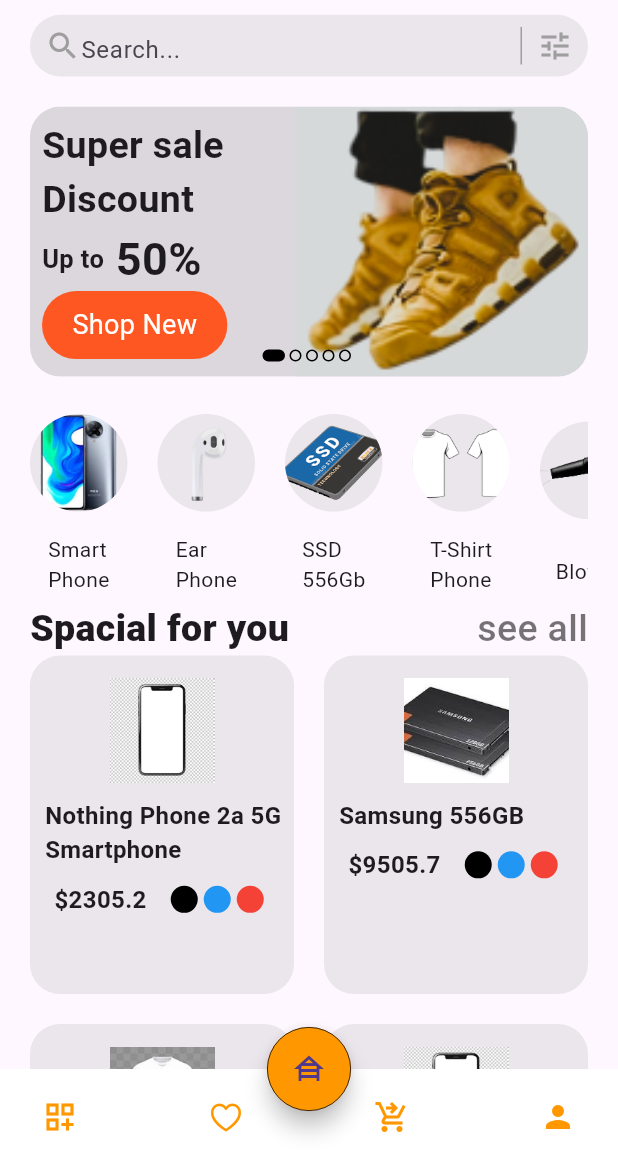
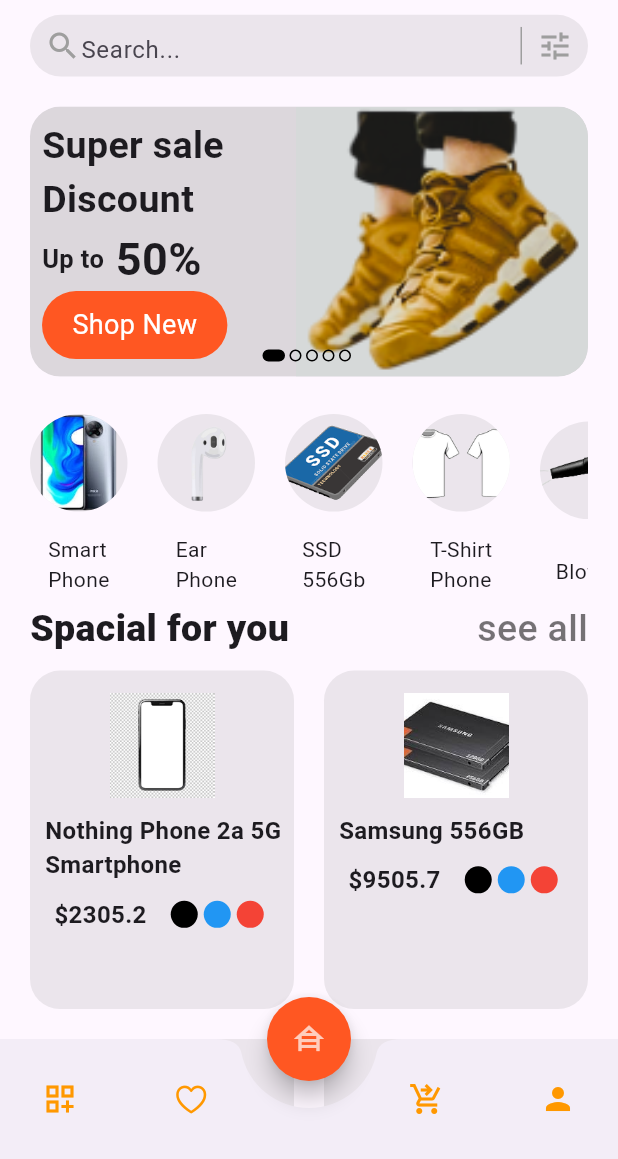
Before and after one commit to Chandera-Raghav/e_commerce_app, a Flutter app: the screen it shows after launch, swiped to page 3, on a phone screen of 412 x 824 dp, the part 77-1236 px from its top. Run offline on Flutter 3.47's test engine with Material 3 defaults, Android fonts, the phone set to English and light mode, and no system bars.

Commit message:
curve background error sole in all page safeAria remove after clean transparent curve bg.

```diff
--- a/lib/ui/category_model/category_model.dart
+++ b/lib/ui/category_model/category_model.dart
@@ -88,4 +88,64 @@ final List<ProductModel> products = [
       category: "iPhone",
       rate: 4.9,
       quantity: 1),
+  ProductModel(
+      title: "Buy iPhone 16 Pro",
+      description: "Monthly pricing is after purchase using EMI with qualifying cards at 15.99% p.a. over a 12‑month tenure. Monthly pricing is rounded to the nearest rupee. Exact pricing will be provided by your card issuer, subject to your card issuer’s terms and conditions.",
+      image: "assets/images/sub_cat_images/smart_phone2.png",
+      review: "(180 Reviews)",
+      seller: "Jotian okyanl",
+      price: 53005.20,
+      colors: [
+        Colors.black,
+        Colors.blue,
+        Colors.red
+      ],
+      category: "iPhone",
+      rate: 4.9,
+      quantity: 1),
+  ProductModel(
+      title: "Buy iPhone 16 Pro",
+      description: "Monthly pricing is after purchase using EMI with qualifying cards at 15.99% p.a. over a 12‑month tenure. Monthly pricing is rounded to the nearest rupee. Exact pricing will be provided by your card issuer, subject to your card issuer’s terms and conditions.",
+      image: "assets/images/sub_cat_images/smart_phone2.png",
+      review: "(180 Reviews)",
+      seller: "Jotian okyanl",
+      price: 53005.20,
+      colors: [
+        Colors.black,
+        Colors.blue,
+        Colors.red
+      ],
+      category: "iPhone",
+      rate: 4.9,
+      quantity: 1),
+  ProductModel(
+      title: "Buy iPhone 16 Pro",
+      description: "Monthly pricing is after purchase using EMI with qualifying cards at 15.99% p.a. over a 12‑month tenure. Monthly pricing is rounded to the nearest rupee. Exact pricing will be provided by your card issuer, subject to your card issuer’s terms and conditions.",
+      image: "assets/images/sub_cat_images/smart_phone2.png",
+      review: "(180 Reviews)",
+      seller: "Jotian okyanl",
+      price: 53005.20,
+      colors: [
+        Colors.black,
+        Colors.blue,
+        Colors.red
+      ],
+      category: "iPhone",
+      rate: 4.9,
+      quantity: 1),
+  ProductModel(
+      title: "Buy iPhone 16 Pro",
+      description: "Monthly pricing is after purchase using EMI with qualifying cards at 15.99% p.a. over a 12‑month tenure. Monthly pricing is rounded to the nearest rupee. Exact pricing will be provided by your card issuer, subject to your card issuer’s terms and conditions.",
+      image: "assets/images/sub_cat_images/smart_phone2.png",
+      review: "(180 Reviews)",
+      seller: "Jotian okyanl",
+      price: 53005.20,
+      colors: [
+        Colors.black,
+        Colors.blue,
+        Colors.red
+      ],
+      category: "iPhone",
+      rate: 4.9,
+      quantity: 1),
   ];
--- a/lib/ui/home_page.dart
+++ b/lib/ui/home_page.dart
@@ -1,3 +1,4 @@
+import 'package:e_commerce_app/ui/product_details_screen/my_product.dart';
 import 'package:e_commerce_app/ui/ui_widget/cart_widget.dart';
 import 'package:e_commerce_app/ui/ui_widget/dashboard_widget.dart';
 import 'package:e_commerce_app/ui/ui_widget/home_widget.dart';
@@ -6,14 +7,14 @@ import 'package:e_commerce_app/ui/ui_widget/profile_widget.dart';
 import 'package:flutter/cupertino.dart';
 import 'package:flutter/material.dart';
 
-class HomePage extends StatefulWidget{
+class HomePage extends StatefulWidget {
   const HomePage({super.key});
 
   @override
   State<StatefulWidget> createState() => _HomePageState();
 }
 
-class _HomePageState extends State<HomePage>{
+class _HomePageState extends State<HomePage> {
   List screens = [
     const DashboardWidgetPage(),
     const LikeWidgetPage(),
@@ -23,67 +24,72 @@ class _HomePageState extends State<HomePage>{
   ];
   int pageIndex = 0;
   PageController controller = PageController();
-  void nextPage(index){
-    setState((){
+  void nextPage(index) {
+    setState(() {
       pageIndex = index;
       controller.jumpToPage(index);
     });
   }
+
   @override
   Widget build(BuildContext context) {
-    return SafeArea(
-      bottom: true,
-      child: Scaffold(
-        backgroundColor: Colors.transparent,
-        bottomNavigationBar: BottomAppBar(
-          elevation: 1,
-          height: 60,
-          color: Colors.white,
+    return Scaffold(
+      extendBody: true,
 
-          clipBehavior: Clip.antiAliasWithSaveLayer,
-          notchMargin: 10,
-          shape: const CircularNotchedRectangle(),
-          child:  Container(
-            margin: EdgeInsets.zero,
-            decoration: const BoxDecoration(
-              color: Colors.transparent,
-              borderRadius: BorderRadius.only(topLeft: Radius.circular(30), topRight: Radius.circular(30)),
+      body: PageView.builder(
+          controller: controller,
+          itemCount: screens.length,
+          itemBuilder: (contest, index) {
+            return screens[index];
+          }),
+      bottomNavigationBar: BottomAppBar(
+        notchMargin: 18,
+        shape: const CircularNotchedRectangle(),
+        child: Row(
+          mainAxisAlignment: MainAxisAlignment.spaceBetween,
+          children: [
+            IconButton(
+                onPressed: () {
+                },
+                icon: const Icon(
+                  Icons.dashboard_customize_outlined,
+                  color: Colors.orange,
+                )),
+            IconButton(
+                onPressed: () {
+                },
+                icon: const Icon(
+                  CupertinoIcons.heart,
+                  color: Colors.orange,
+                )),
+            const SizedBox(
+              width: 30,
             ),
-            child: Row(
-              mainAxisAlignment: MainAxisAlignment.spaceBetween,
-              children: [
-                IconButton(onPressed: (){nextPage(0);}, icon: const Icon(Icons.dashboard_customize_outlined, color: Colors.orange,)),
-                IconButton(onPressed: (){nextPage(1);}, icon: const Icon(CupertinoIcons.heart, color: Colors.orange,)),
-                IconButton(onPressed: (){nextPage(3);}, icon: const Icon(Icons.shopping_cart_checkout, color: Colors.orange,)),
-                IconButton(onPressed: (){nextPage(4);}, icon: const Icon(Icons.person, color: Colors.orange,))
-              ],
-            ),
-          ),
+            IconButton(
+                onPressed: () {
+                },
+                icon: const Icon(
+                  Icons.shopping_cart_checkout,
+                  color: Colors.orange,
+                )),
+            IconButton(
+                onPressed: () {
+                },
+                icon: const Icon(
+                  Icons.person,
+                  color: Colors.orange,
+                ))
+          ],
         ),
-
-
-        floatingActionButtonLocation: FloatingActionButtonLocation.miniCenterDocked,
-        floatingActionButton: FloatingActionButton(onPressed: (){
-          const HomeWidgetPage();
-          nextPage(2);},
-        shape: const CircleBorder(side: BorderSide(width: 0.5), eccentricity: 0.5),
-          child: Container(
-            width: MediaQuery.of(context).size.width / 0,
-            height: MediaQuery.of(context).size.width,
-            decoration: const BoxDecoration(
-              color: Colors.orange,
-              shape: BoxShape.circle
-            ),
-            child: const Icon(Icons.house_siding_sharp),
-          ),
-        ),
-        body:
-        PageView.builder(
-          controller: controller,
-            itemCount: screens.length,
-            itemBuilder: (contest, index){
-          return screens[index];
-        }),
+      ),
+      floatingActionButtonLocation: FloatingActionButtonLocation.centerDocked,
+      floatingActionButton: FloatingActionButton(
+        onPressed: () {
+        },
+        shape:
+        const CircleBorder(),
+        backgroundColor: Colors.deepOrange,
+        child: const Icon(Icons.house_siding_sharp, color: Colors.white70,),
       ),
     );
   }
--- a/lib/ui/ui_widget/dashboard_widget.dart
+++ b/lib/ui/ui_widget/dashboard_widget.dart
@@ -13,15 +13,13 @@ class DashboardWidgetPage extends StatefulWidget{
 class _DashboardWidgetPage extends State<DashboardWidgetPage>{
   @override
   Widget build(BuildContext context) {
-    return SafeArea(
-      child: Scaffold(
+    return Scaffold(
       backgroundColor: Colors.white,
       appBar: AppBar(
         backgroundColor: Colors.blue, actions: const [Text("appbar")],),
       body: const Column(children: [
                 TopWidget(),
               ],),
-      ),
     );
   }
 }
--- a/lib/ui/ui_widget/home_widget.dart
+++ b/lib/ui/ui_widget/home_widget.dart
@@ -18,8 +18,7 @@ class _HomeWidgetPage extends State<HomeWidgetPage>{
   int currentSlide = 0;
   @override
   Widget build(BuildContext context) {
-    return SafeArea(
-      child: Scaffold(
+    return Scaffold(
       body: SingleChildScrollView(child: Column(children: [
         const TopWidget(),
         // const SizedBox(height: 03,),
@@ -40,9 +39,9 @@ class _HomeWidgetPage extends State<HomeWidgetPage>{
               Text("see all", style: TextStyle(fontSize: 25, fontWeight: FontWeight.w500, color: Colors.black54),)
             ],),
         ),
+        const SizedBox(height: 10,),
         const DisplayCategoryWidget()
       ],)),
-      ),
     );
   }
 }
--- a/pubspec.yaml
+++ b/pubspec.yaml
@@ -35,6 +35,7 @@ dependencies:
   # The following adds the Cupertino Icons font to your application.
   # Use with the CupertinoIcons class for iOS style icons.
   cupertino_icons: ^1.0.8
+  provider: ^6.1.2
 
 dev_dependencies:
   flutter_test:
```
Also changed, not shown: lib/ui/product_details_screen/product_details.dart (+10 -12 lines), lib/ui/product_details_screen/product_details_widget/product_top_bar_widget.dart (+7 -38 lines), pubspec.lock. Lines whose indentation alone changed are shown as unchanged.
